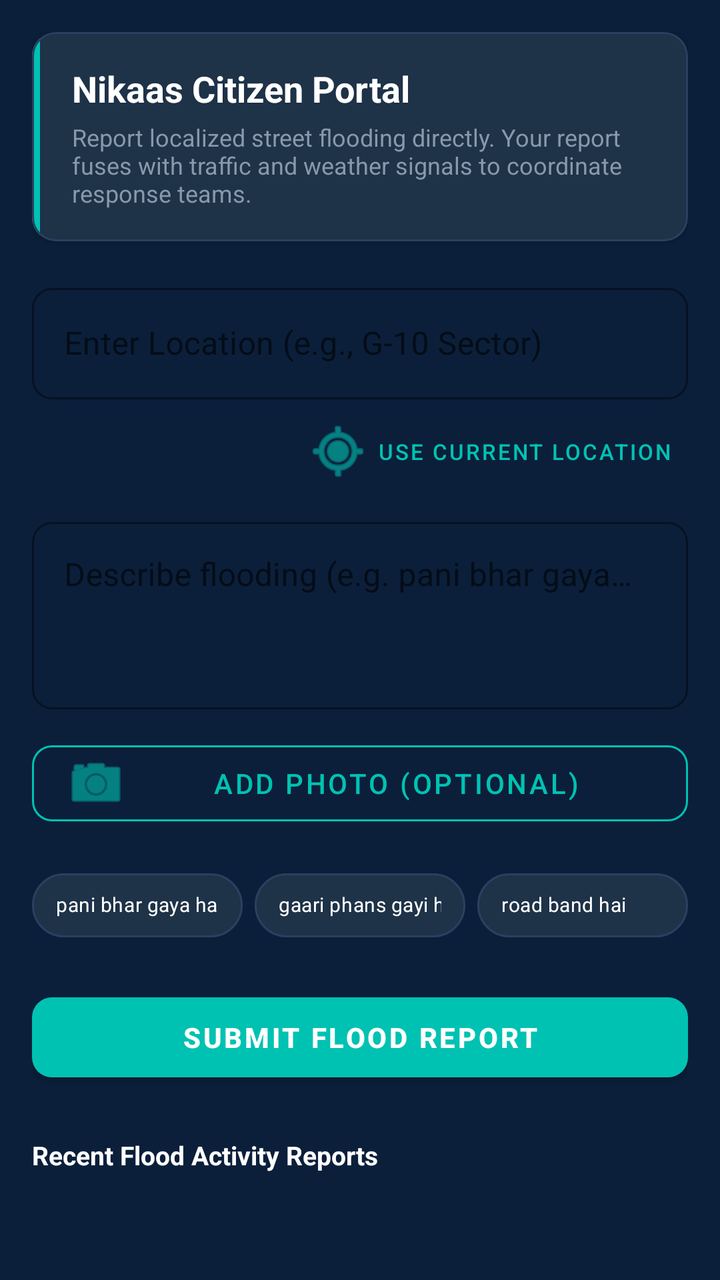
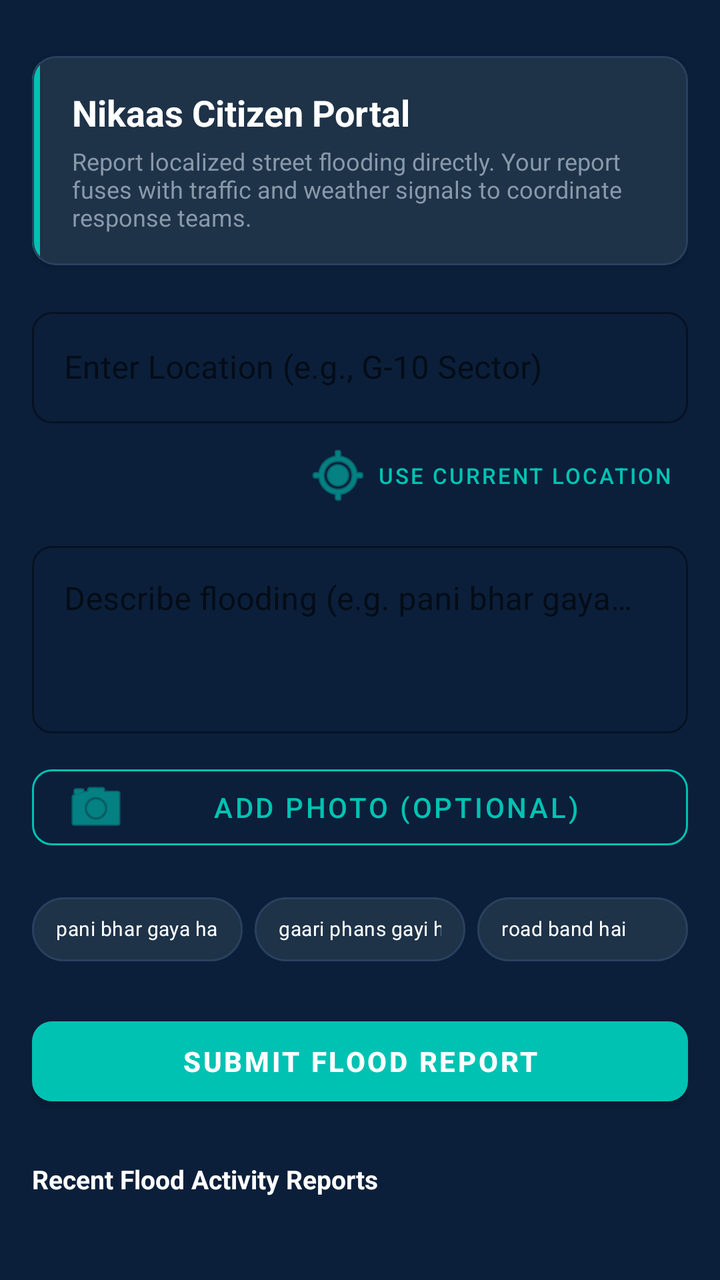

The first picture is an Android layout as it rendered before a commit; the second is the same layout after the commit. The layout source and the unified diff follow.
<!-- AndroidManifest.xml: application theme Theme.Nikaas -->
<!-- res/layout/fragment_citizen_report.xml -->
<?xml version="1.0" encoding="utf-8"?>
<androidx.core.widget.NestedScrollView xmlns:android="http://schemas.android.com/apk/res/android"
    xmlns:app="http://schemas.android.com/apk/res-auto"
    xmlns:tools="http://schemas.android.com/tools"
    android:layout_width="match_parent"
    android:layout_height="match_parent"
    android:fillViewport="true"
    android:background="@color/background"
    tools:context=".ui.citizen.CitizenReportFragment">

    <androidx.constraintlayout.widget.ConstraintLayout
        android:layout_width="match_parent"
        android:layout_height="wrap_content"
        android:padding="16dp">

        
        <com.google.android.material.card.MaterialCardView
            android:id="@+id/card_header"
            android:layout_width="match_parent"
            android:layout_height="wrap_content"
            app:cardCornerRadius="12dp"
            app:cardElevation="2dp"
            app:cardBackgroundColor="@color/surface"
            app:strokeColor="@color/gray_border"
            app:strokeWidth="1dp"
            app:layout_constraintTop_toTopOf="parent">

            <LinearLayout
                android:layout_width="match_parent"
                android:layout_height="wrap_content"
                android:orientation="horizontal">

                
                <View
                    android:layout_width="4dp"
                    android:layout_height="match_parent"
                    android:background="@color/primary" />

                <LinearLayout
                    android:layout_width="match_parent"
                    android:layout_height="wrap_content"
                    android:orientation="vertical"
                    android:padding="16dp">

                    <TextView
                        android:layout_width="wrap_content"
                        android:layout_height="wrap_content"
                        android:text="Nikaas Citizen Portal"
                        android:textColor="@color/white"
                        android:textSize="18sp"
                        android:textStyle="bold" />

                    <TextView
                        android:layout_width="wrap_content"
                        android:layout_height="wrap_content"
                        android:layout_marginTop="4dp"
                        android:text="Report localized street flooding directly. Your report fuses with traffic and weather signals to coordinate response teams."
                        android:textColor="@color/gray_text"
                        android:textSize="12sp" />
                </LinearLayout>
            </LinearLayout>
        </com.google.android.material.card.MaterialCardView>

        
        <com.google.android.material.textfield.TextInputLayout
            android:id="@+id/input_location_layout"
            style="@style/Widget.MaterialComponents.TextInputLayout.OutlinedBox"
            android:layout_width="match_parent"
            android:layout_height="wrap_content"
            android:layout_marginTop="18dp"
            android:hint="Enter Location (e.g., G-10 Sector)"
            app:boxStrokeColor="@color/primary"
            app:boxStrokeWidthFocused="2dp"
            app:boxCornerRadiusTopStart="10dp"
            app:boxCornerRadiusTopEnd="10dp"
            app:boxCornerRadiusBottomStart="10dp"
            app:boxCornerRadiusBottomEnd="10dp"
            app:hintTextColor="@color/primary"
            app:layout_constraintTop_toBottomOf="@id/card_header">

            <com.google.android.material.textfield.TextInputEditText
                android:id="@+id/input_location"
                android:layout_width="match_parent"
                android:layout_height="wrap_content"
                android:textColor="@color/white"
                android:textColorHint="@color/gray_text"
                android:inputType="text" />
        </com.google.android.material.textfield.TextInputLayout>

        <com.google.android.material.button.MaterialButton
            android:id="@+id/btn_current_location"
            style="@style/Widget.MaterialComponents.Button.TextButton"
            android:layout_width="wrap_content"
            android:layout_height="wrap_content"
            android:text="Use Current Location"
            android:textColor="@color/primary"
            android:textSize="11sp"
            app:icon="@android:drawable/ic_menu_mylocation"
            app:iconTint="@color/primary"
            app:layout_constraintTop_toBottomOf="@id/input_location_layout"
            app:layout_constraintRight_toRightOf="parent" />

        
        <com.google.android.material.textfield.TextInputLayout
            android:id="@+id/input_description_layout"
            style="@style/Widget.MaterialComponents.TextInputLayout.OutlinedBox"
            android:layout_width="match_parent"
            android:layout_height="wrap_content"
            android:layout_marginTop="4dp"
            android:hint="Describe flooding (e.g. pani bhar gaya hai, sadak band hai)"
            app:boxStrokeColor="@color/primary"
            app:boxStrokeWidthFocused="2dp"
            app:boxCornerRadiusTopStart="10dp"
            app:boxCornerRadiusTopEnd="10dp"
            app:boxCornerRadiusBottomStart="10dp"
            app:boxCornerRadiusBottomEnd="10dp"
            app:hintTextColor="@color/primary"
            app:layout_constraintTop_toBottomOf="@id/btn_current_location">

            <com.google.android.material.textfield.TextInputEditText
                android:id="@+id/input_description"
                android:layout_width="match_parent"
                android:layout_height="wrap_content"
                android:textColor="@color/white"
                android:textColorHint="@color/gray_text"
                android:gravity="top"
                android:inputType="textMultiLine"
                android:lines="3" />
        </com.google.android.material.textfield.TextInputLayout>

        
        <com.google.android.material.button.MaterialButton
            android:id="@+id/btn_add_photo"
            style="@style/Widget.MaterialComponents.Button.OutlinedButton"
            android:layout_width="match_parent"
            android:layout_height="50dp"
            android:layout_marginTop="12dp"
            android:text="Add Photo (Optional)"
            android:textColor="@color/primary"
            app:strokeColor="@color/primary"
            app:strokeWidth="1dp"
            app:cornerRadius="10dp"
            app:icon="@android:drawable/ic_menu_camera"
            app:iconTint="@color/primary"
            app:layout_constraintTop_toBottomOf="@id/input_description_layout" />

        
        <com.google.android.material.card.MaterialCardView
            android:id="@+id/card_thumbnail"
            android:layout_width="120dp"
            android:layout_height="120dp"
            android:layout_marginTop="8dp"
            android:visibility="gone"
            app:cardCornerRadius="10dp"
            app:strokeColor="@color/gray_border"
            app:strokeWidth="1dp"
            app:layout_constraintTop_toBottomOf="@id/btn_add_photo"
            app:layout_constraintLeft_toLeftOf="parent"
            app:layout_constraintRight_toRightOf="parent">

            <ImageView
                android:id="@+id/img_thumbnail"
                android:layout_width="match_parent"
                android:layout_height="match_parent"
                android:scaleType="centerCrop" />
        </com.google.android.material.card.MaterialCardView>

        
        <LinearLayout
            android:id="@+id/phrases_layout"
            android:layout_width="match_parent"
            android:layout_height="wrap_content"
            android:orientation="horizontal"
            android:layout_marginTop="12dp"
            app:layout_constraintTop_toBottomOf="@id/card_thumbnail">

            <com.google.android.material.chip.Chip
                android:id="@+id/chip_phrase1"
                style="@style/Widget.MaterialComponents.Chip.Action"
                android:layout_width="0dp"
                android:layout_height="wrap_content"
                android:layout_weight="1"
                android:text="pani bhar gaya hai"
                android:textColor="@color/white"
                app:chipBackgroundColor="@color/surface"
                app:chipStrokeColor="@color/gray_border"
                app:chipStrokeWidth="1dp"
                android:textAlignment="center"
                android:textSize="10sp" />

            <com.google.android.material.chip.Chip
                android:id="@+id/chip_phrase2"
                style="@style/Widget.MaterialComponents.Chip.Action"
                android:layout_width="0dp"
                android:layout_height="wrap_content"
                android:layout_weight="1"
                android:layout_marginStart="6dp"
                android:text="gaari phans gayi hai"
                android:textColor="@color/white"
                app:chipBackgroundColor="@color/surface"
                app:chipStrokeColor="@color/gray_border"
                app:chipStrokeWidth="1dp"
                android:textAlignment="center"
                android:textSize="10sp" />

            <com.google.android.material.chip.Chip
                android:id="@+id/chip_phrase3"
                style="@style/Widget.MaterialComponents.Chip.Action"
                android:layout_width="0dp"
                android:layout_height="wrap_content"
                android:layout_weight="1"
                android:layout_marginStart="6dp"
                android:text="road band hai"
                android:textColor="@color/white"
                app:chipBackgroundColor="@color/surface"
                app:chipStrokeColor="@color/gray_border"
                app:chipStrokeWidth="1dp"
                android:textAlignment="center"
                android:textSize="10sp" />
        </LinearLayout>

        <com.google.android.material.button.MaterialButton
            android:id="@+id/btn_submit"
            android:layout_width="match_parent"
            android:layout_height="52dp"
            android:layout_marginTop="16dp"
            android:text="Submit Flood Report"
            android:textStyle="bold"
            app:backgroundTint="@color/primary"
            app:cornerRadius="10dp"
            app:layout_constraintTop_toBottomOf="@id/phrases_layout" />

        
        <com.google.android.material.card.MaterialCardView
            android:id="@+id/card_confirmation"
            android:layout_width="match_parent"
            android:layout_height="wrap_content"
            android:visibility="gone"
            app:cardCornerRadius="10dp"
            app:cardBackgroundColor="@color/severity_low_bg"
            app:strokeColor="@color/severity_low"
            app:strokeWidth="1dp"
            android:layout_marginTop="12dp"
            app:layout_constraintTop_toBottomOf="@id/btn_submit">

            <LinearLayout
                android:layout_width="match_parent"
                android:layout_height="wrap_content"
                android:orientation="horizontal"
                android:padding="12dp"
                android:gravity="center_vertical">

                <ProgressBar
                    android:layout_width="20dp"
                    android:layout_height="20dp"
                    android:layout_marginEnd="12dp"
                    android:indeterminateTint="@color/severity_low" />

                <TextView
                    android:layout_width="wrap_content"
                    android:layout_height="wrap_content"
                    android:text="Report submitted, analyzing..."
                    android:textColor="@color/severity_low"
                    android:textStyle="bold"
                    android:textSize="13sp" />
            </LinearLayout>
        </com.google.android.material.card.MaterialCardView>

        
        <TextView
            android:id="@+id/lbl_recent_reports"
            android:layout_width="wrap_content"
            android:layout_height="wrap_content"
            android:layout_marginTop="24dp"
            android:text="Recent Flood Activity Reports"
            android:textColor="@color/white"
            android:textStyle="bold"
            android:textSize="13sp"
            app:layout_constraintTop_toBottomOf="@id/card_confirmation"
            app:layout_constraintLeft_toLeftOf="parent" />

        <androidx.recyclerview.widget.RecyclerView
            android:id="@+id/rv_recent_reports"
            android:layout_width="match_parent"
            android:layout_height="280dp"
            android:layout_marginTop="8dp"
            android:nestedScrollingEnabled="false"
            app:layout_constraintTop_toBottomOf="@id/lbl_recent_reports" />

    </androidx.constraintlayout.widget.ConstraintLayout>
</androidx.core.widget.NestedScrollView>
<!-- resources referenced by this layout -->
<resources>
  <color name="background">#0B1F3A</color>
  <color name="gray_border">#2A4060</color>
  <color name="gray_text">#8899AA</color>
  <color name="primary">#00C2B2</color>
  <color name="severity_low">#00C2B2</color>
  <color name="severity_low_bg">#2000C2B2</color>
  <color name="surface">#1E3248</color>
  <color name="white">#FFFFFF</color>
  <style name="Theme.Nikaas" parent="Theme.MaterialComponents.DayNight.NoActionBar">
          
          <item name="colorPrimary">@color/primary</item>
          <item name="colorPrimaryVariant">@color/primary_variant</item>
          <item name="colorOnPrimary">@color/white</item>
          
          <item name="colorSecondary">@color/secondary</item>
          <item name="colorSecondaryVariant">@color/secondary_variant</item>
          <item name="colorOnSecondary">@color/black</item>
          
          <item name="android:statusBarColor">?attr/colorPrimaryVariant</item>
          
          <item name="android:windowBackground">@color/background</item>
      </style>
  <color name="primary_variant">#00838F</color>
  <color name="secondary">#00C2B2</color>
  <color name="secondary_variant">#00838F</color>
  <color name="black">#FFFFFF</color>
</resources>

<!-- the commit's change to res/layout/fragment_citizen_report.xml (unified diff, before → after) -->
@@ -15,15 +15,75 @@
 
         
         <com.google.android.material.card.MaterialCardView
+            android:id="@+id/card_emergency_warning"
+            android:layout_width="match_parent"
+            android:layout_height="wrap_content"
+            android:layout_marginBottom="16dp"
+            android:visibility="gone"
+            app:cardCornerRadius="12dp"
+            app:cardBackgroundColor="@color/severity_high_bg"
+            app:strokeColor="@color/severity_high"
+            app:strokeWidth="1.5dp"
+            app:layout_constraintTop_toTopOf="parent">
+
+            <LinearLayout
+                android:layout_width="match_parent"
+                android:layout_height="wrap_content"
+                android:orientation="horizontal"
+                android:gravity="center_vertical"
+                android:padding="16dp">
+
+                <LinearLayout
+                    android:layout_width="0dp"
+                    android:layout_height="wrap_content"
+                    android:layout_weight="1"
+                    android:orientation="vertical">
+
+                    <TextView
+                        android:id="@+id/txt_warning_level"
+                        android:layout_width="wrap_content"
+                        android:layout_height="wrap_content"
+                        android:text="HIGH RISK FLOOD WARNING"
+                        android:textColor="@color/severity_high"
+                        android:textSize="11sp"
+                        android:textStyle="bold"
+                        android:letterSpacing="0.08" />
+
+                    <TextView
+                        android:id="@+id/txt_warning_urdu"
+                        android:layout_width="match_parent"
+                        android:layout_height="wrap_content"
+                        android:layout_marginTop="6dp"
+                        android:text="علاقے میں پانی بڑھ رہا ہے - برائے مہربانی سامان محفوظ جگہ منتقل کریں۔"
+                        android:textColor="@color/white"
+                        android:textSize="14sp"
+                        android:textStyle="bold"
+                        android:lineSpacingMultiplier="1.2" />
+                </LinearLayout>
+
+                <ImageButton
+                    android:id="@+id/btn_speak_warning"
+                    android:layout_width="40dp"
+                    android:layout_height="40dp"
+                    android:layout_marginStart="8dp"
+                    android:background="?attr/selectableItemBackgroundBorderless"
+                    android:src="@android:drawable/ic_btn_speak_now"
+                    android:tint="@color/severity_high" />
+            </LinearLayout>
+        </com.google.android.material.card.MaterialCardView>
+
+        
+        <com.google.android.material.card.MaterialCardView
             android:id="@+id/card_header"
             android:layout_width="match_parent"
             android:layout_height="wrap_content"
+            android:layout_marginTop="12dp"
             app:cardCornerRadius="12dp"
             app:cardElevation="2dp"
             app:cardBackgroundColor="@color/surface"
             app:strokeColor="@color/gray_border"
             app:strokeWidth="1dp"
-            app:layout_constraintTop_toTopOf="parent">
+            app:layout_constraintTop_toBottomOf="@id/card_emergency_warning">
 
             <LinearLayout
                 android:layout_width="match_parent"
<!-- resource entries referenced after the edit -->
@@ -4,6 +4,8 @@
   <color name="gray_border">#2A4060</color>
   <color name="gray_text">#8899AA</color>
   <color name="primary">#00C2B2</color>
+  <color name="severity_high">#E84040</color>
+  <color name="severity_high_bg">#20E84040</color>
   <color name="severity_low">#00C2B2</color>
   <color name="severity_low_bg">#2000C2B2</color>
   <color name="surface">#1E3248</color>
